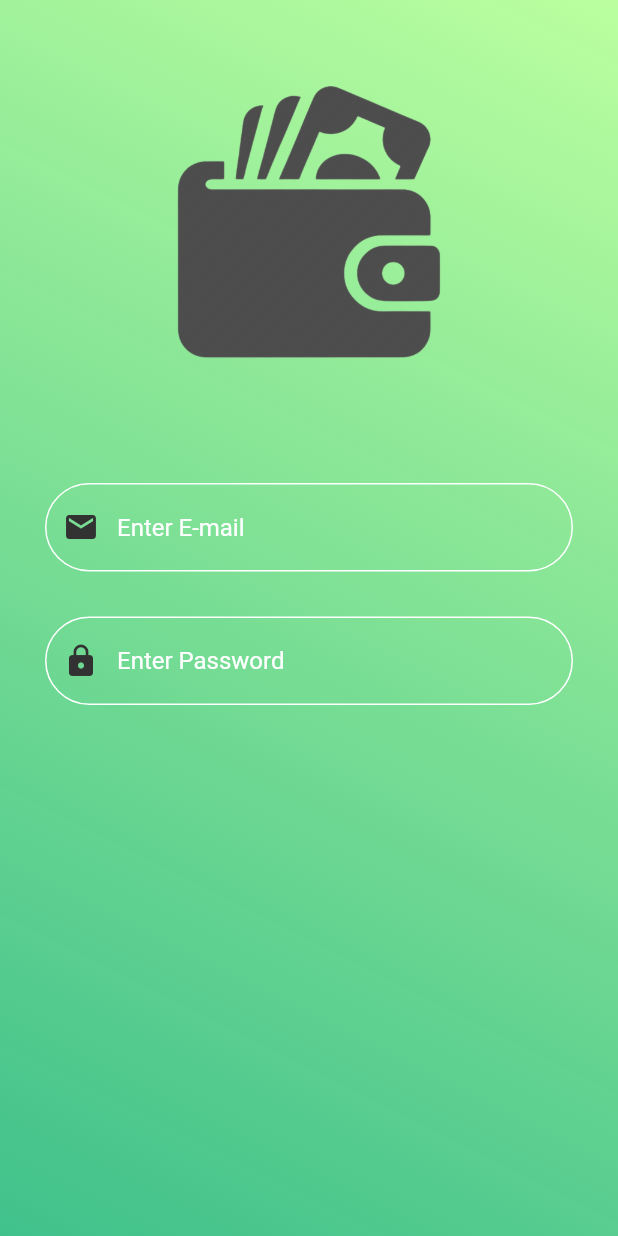
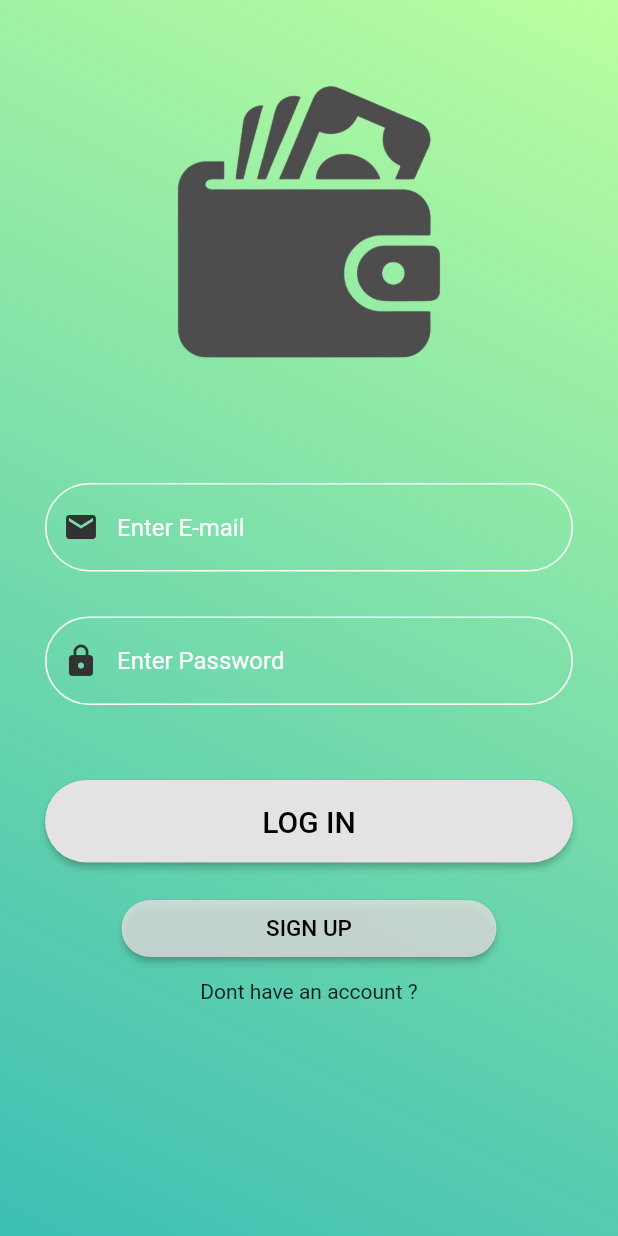
Before and after one commit to Miruzen/BibitDax, a Flutter app: the screen it shows after launch, on a phone screen of 412 x 824 dp. Run offline on Flutter 3.47's test engine with Material 2 defaults, Android fonts, the phone set to English and light mode, and no system bars; our stand-ins replace hive, hive_flutter, syncfusion_flutter_charts; accounts and stored records are empty.

Commit message:
Login page DOne

```diff
--- a/lib/Screens/Login.dart
+++ b/lib/Screens/Login.dart
@@ -1,3 +1,4 @@
+import 'dart:math';
 import 'package:flutter/material.dart';
 
 class Login extends StatefulWidget {
@@ -20,9 +21,10 @@ class _LoginState extends State<Login> {
               end: Alignment.bottomLeft,
               colors: [
             Color.fromRGBO(176, 255, 144, 0.863),
-            Color.fromRGBO(21, 179, 113, 0.816),
+            Color.fromRGBO(17, 176, 163, 0.816),
           ])),
       child: Scaffold(
+        resizeToAvoidBottomInset: false,
         backgroundColor: Colors.transparent,
         body: _page(),
       ),
@@ -40,7 +42,12 @@ class _LoginState extends State<Login> {
         _inputField1("Enter E-mail",  UsernameController) ,
         const SizedBox(height: 30) ,
         _inputField2("Enter Password", passwordController , isPassword : true    ) ,
-        const SizedBox(height : 8 ) ,
+        const SizedBox(height : 50 ) ,
+        _LoginBtn() ,
+        const SizedBox(height: 20,) ,
+        _Noacc(),
+        const SizedBox(height: 10,) ,
+        Text("Dont have an account ?")
           ]
         ),
       )
@@ -93,4 +100,51 @@ class _LoginState extends State<Login> {
       obscureText: isPassword,
     ) ;
   }
+  Widget _LoginBtn() {
+    return ElevatedButton(
+      onPressed: () {
+        debugPrint("Username : " + UsernameController.text) ;
+        debugPrint("Password :  " + passwordController.text)  ;
+      }
+      , child: const SizedBox(
+        width: double.infinity,
+        child: Text(
+          "LOG IN" ,
+          textAlign: TextAlign.center,
+          style: TextStyle(fontSize: 20),
+        )
+      ),
+      style: ElevatedButton.styleFrom(
+        shape: const StadiumBorder() ,
+        primary: Color.fromARGB(255, 228, 226, 226) ,
+        onPrimary: Colors.black ,
+        padding:  const EdgeInsets.symmetric(vertical: 16)  ,
+      ),
+    ) ;
+  }
+
+  Widget _Noacc() {
+    return ElevatedButton(
+      onPressed: () {
+        debugPrint("Username : " + UsernameController.text) ;
+        debugPrint("Password :  " + passwordController.text)  ;
+      }
+      , child: const SizedBox(
+        width: 250,
+        child: Text(
+          "SIGN UP" ,
+          textAlign: TextAlign.center,
+          style: TextStyle(fontSize: 15),
+        )
+      ),
+      style: ElevatedButton.styleFrom(
+        shape: const StadiumBorder() ,
+        primary: Color.fromARGB(200, 228, 226, 226) ,
+        onPrimary: Colors.black ,
+        padding:  const EdgeInsets.symmetric(vertical: 10)  ,
+      ),
+    ) ;
+  }
+
+
 }
```
